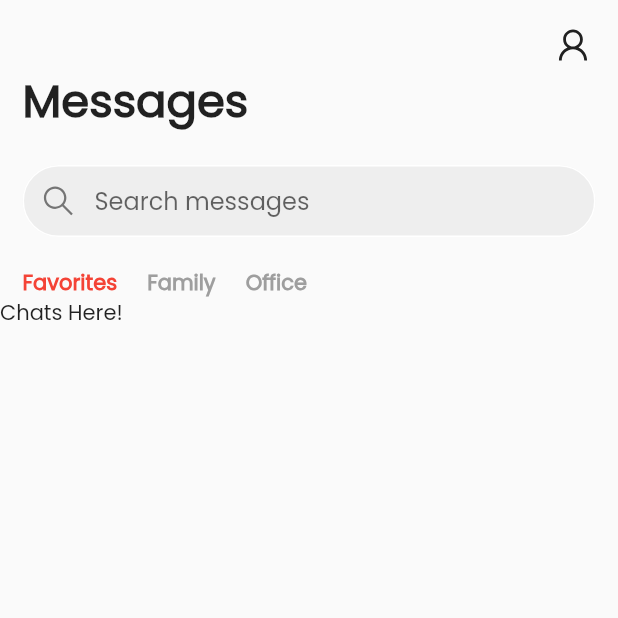
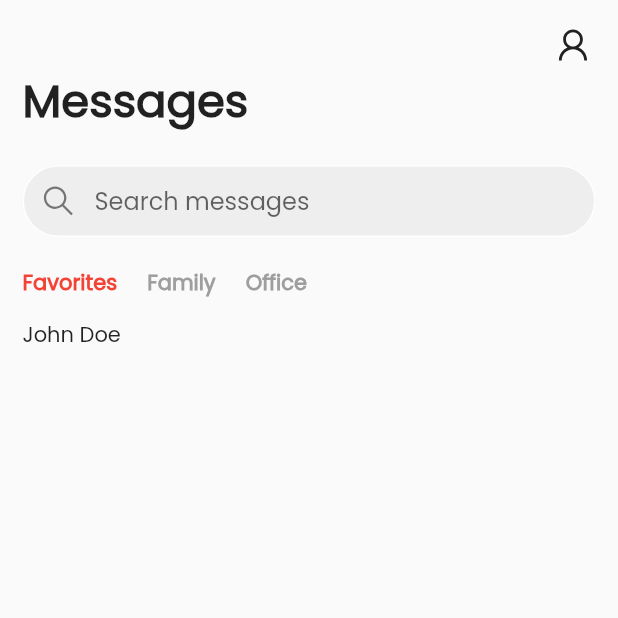
Before and after one commit to yogesh-aggarwal/memo-messenger, a Flutter app: the screen it shows after launch, on a phone screen of 412 x 824 dp, the top half of it. Run offline on Flutter 3.47's test engine with Material 2 defaults, Android fonts, the phone set to English and light mode, and no system bars; our stand-ins replace flutter_blurhash, line_awesome_flutter, rxdart.

Commit message:
Added chat tile (unprepared)

```diff
--- a/lib/Activities/ChatActivity/Activity.dart
+++ b/lib/Activities/ChatActivity/Activity.dart
@@ -25,7 +25,7 @@ class SenderInfoAppBar extends StatelessWidget implements PreferredSizeWidget {
         children: [
           Expanded(
             child: StreamBuilder<Map<String, Chat>>(
-              stream: chatActivityChatList,
+              stream: chats,
               initialData: {},
               builder: (BuildContext context,
                   AsyncSnapshot<Map<String, Chat>> data) {
@@ -122,7 +122,7 @@ class ChatActivity extends StatelessWidget {
               children: [
                 Flexible(
                   child: StreamBuilder<Map<String, Chat>>(
-                    stream: chatActivityChatList,
+                    stream: chats,
                     initialData: {},
                     builder: (BuildContext context,
                         AsyncSnapshot<Map<String, Chat>> data) {
--- a/lib/Activities/MemoMessenger/Chat.dart
+++ b/lib/Activities/MemoMessenger/Chat.dart
@@ -1,4 +1,5 @@
 import 'package:flutter/material.dart';
+import 'package:memomessenger/Services/Constants.dart';
 import 'package:memomessenger/Services/Types/MemoMessenger.dart';
 
 class ChatWidget extends StatelessWidget {
@@ -8,8 +9,14 @@ class ChatWidget extends StatelessWidget {
 
   @override
   Widget build(BuildContext context) {
-    return Container(
-      child: Text("Chat"),
+    return InkWell(
+      onTap: () {
+        print("Open ${chat.id}");
+      },
+      child: Container(
+        padding: lrPadding,
+        child: Text(chat.sender.name),
+      ),
     );
   }
 }
--- a/lib/Activities/MemoMessenger/Chats.dart
+++ b/lib/Activities/MemoMessenger/Chats.dart
@@ -1,10 +1,28 @@
 import 'package:flutter/material.dart';
+import 'package:memomessenger/Activities/MemoMessenger/Chat.dart';
+import 'package:memomessenger/Services/MemoMessenger.dart';
+import 'package:memomessenger/Services/Types/MemoMessenger.dart';
 
 class ChatsWidget extends StatelessWidget {
   @override
   Widget build(BuildContext context) {
-    return Container(
-      child: Text("Chats Here!"),
+    return StreamBuilder<Map<String, Chat>>(
+      stream: chats.stream,
+      initialData: {},
+      builder: (context, snapshot) {
+        final Map<String, Chat> _chats = snapshot.data;
+        return Expanded(
+          child: ListView.builder(
+            physics: BouncingScrollPhysics(),
+            padding: EdgeInsets.symmetric(vertical: 15),
+            itemCount: _chats.keys.length,
+            itemBuilder: (context, index) {
+              final String currentChatId = _chats.keys.elementAt(index);
+              return ChatWidget(chat: _chats[currentChatId]);
+            },
+          ),
+        );
+      },
     );
   }
 }
--- a/lib/Activities/MemoMessenger/Sections.dart
+++ b/lib/Activities/MemoMessenger/Sections.dart
@@ -11,11 +11,11 @@ class SectionsWidget extends StatefulWidget {
 class _SectionsWidgetState extends State<SectionsWidget> {
   @override
   Widget build(BuildContext context) {
-    return StreamBuilder(
+    return StreamBuilder<List<String>>(
       initialData: sections.value,
       stream: sections.stream,
       builder: (context, sectionsValue) {
-        return StreamBuilder(
+        return StreamBuilder<String>(
           initialData: currentSection.value,
           stream: currentSection.stream,
           builder: (context, currentSectionValue) {
--- a/lib/Services/MemoMessenger.dart
+++ b/lib/Services/MemoMessenger.dart
@@ -3,8 +3,7 @@ import 'package:memomessenger/Services/Types/Fundamental.dart';
 import 'package:memomessenger/Services/Types/MemoMessenger.dart';
 import 'package:rxdart/subjects.dart';
 
-BehaviorSubject<Map<String, Chat>> chatActivityChatList =
-    new BehaviorSubject.seeded(
+BehaviorSubject<Map<String, Chat>> chats = new BehaviorSubject.seeded(
   {
     "ULJQt9aNbxt00fi": Chat(
       id: "ULJQt9aNbxt00fi",
@@ -26,12 +25,10 @@ BehaviorSubject<Map<String, Chat>> chatActivityChatList =
 );
 
 void sendMessage(String chatId, Message message) {
-  Map<String, Chat> chats = chatActivityChatList.value;
-
-  Chat newData = chats[chatId];
+  Map<String, Chat> _chats = chats.value;
+  Chat newData = _chats[chatId];
   newData.messages.add(message);
-
-  chatActivityChatList.add(chats);
+  chats.add(_chats);
 }
 
 void getSections() async {
```
Also changed, not shown: lib/Services/Chats.dart (added).
